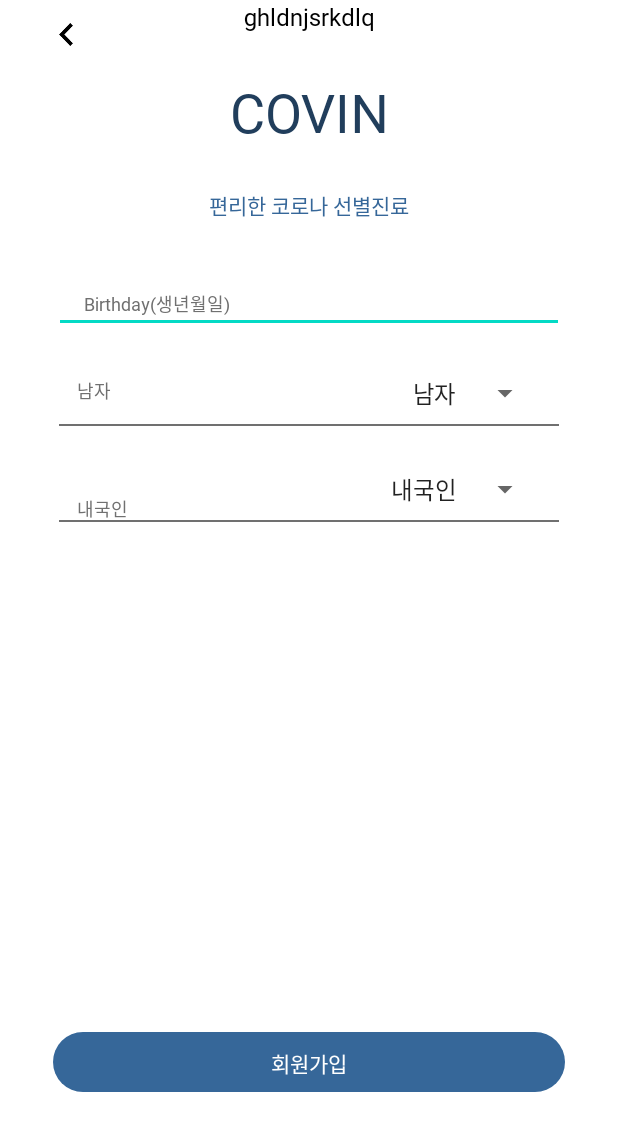
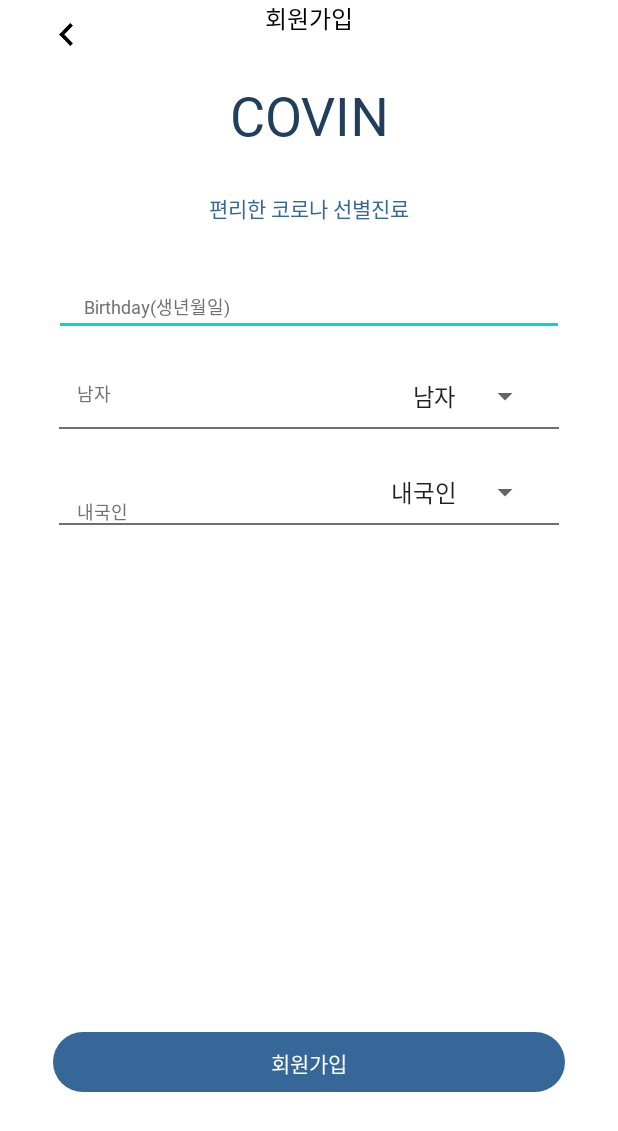
Before and after one commit to AppJam-Tigris/Tigris_Android, an Android app: the RegisterActivity screen opened directly, with no data from a screen before it, on a phone screen of 412 x 824 dp. Shown: the top 1131 px of the screen. Run offline under Robolectric (Android 15) with nearby library versions, the phone set to English and light mode, and no system bars; our stand-ins replace data binding.

Commit message:
Fix :: xml 수정

```diff
--- a/app/src/main/res/layout/activity_register.xml
+++ b/app/src/main/res/layout/activity_register.xml
@@ -31,7 +31,7 @@
             android:layout_width="wrap_content"
             android:layout_height="wrap_content"
             android:fontFamily="@font/noto_sans_kr_regular"
-            android:text="ghldnjsrkdlq"
+            android:text="회원가입"
             android:textColor="@color/black"
             android:textSize="16dp"
             app:layout_constraintEnd_toEndOf="parent"
--- a/app/src/main/res/layout/activity_start.xml
+++ b/app/src/main/res/layout/activity_start.xml
@@ -12,9 +12,6 @@
 
     <androidx.constraintlayout.widget.ConstraintLayout
         android:layout_width="match_parent"
-        android:layout_height="match_parent"
-        tools:context=".ui.StartActivity">
-
-    </androidx.constraintlayout.widget.ConstraintLayout>
+        android:layout_height="match_parent"/>
 
 </layout>
--- a/app/src/main/res/layout/find_view.xml
+++ b/app/src/main/res/layout/find_view.xml
@@ -6,6 +6,7 @@
     xmlns:tools="http://schemas.android.com/tools"
     android:layout_width="match_parent"
     android:layout_height="wrap_content"
+    android:background="@color/white"
     android:paddingBottom="10dp">
 
     <TextView
```
